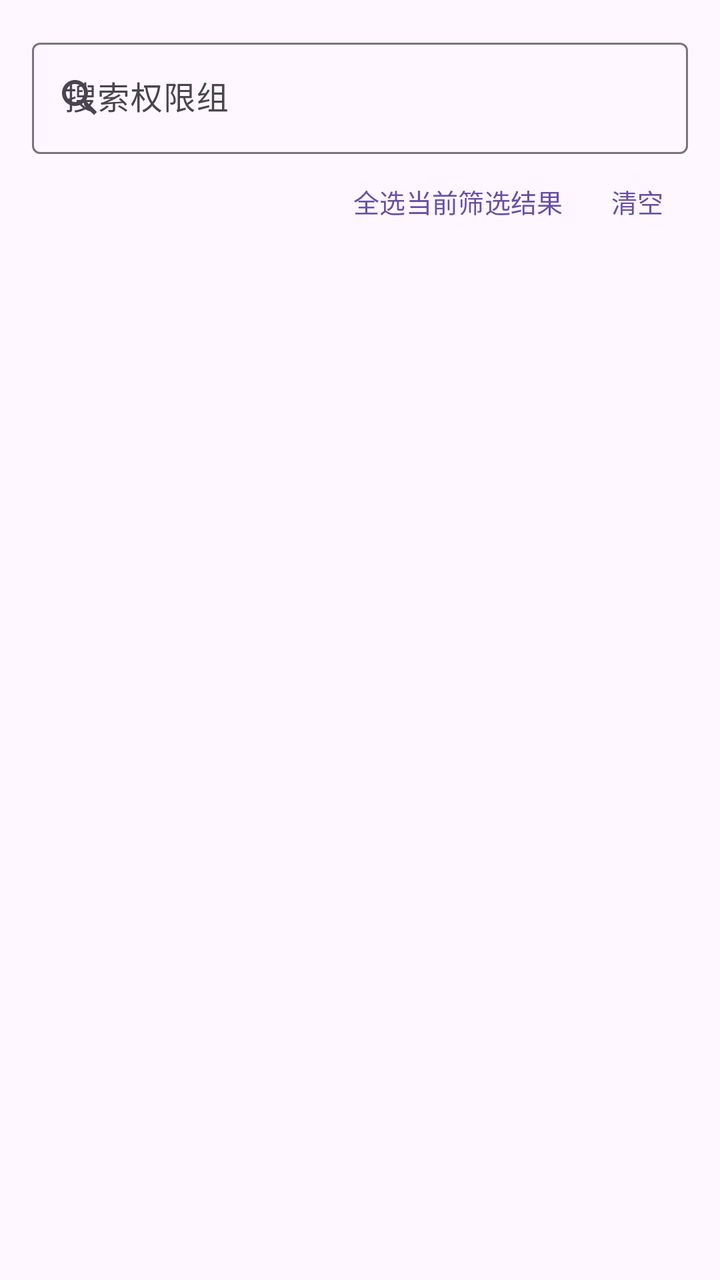
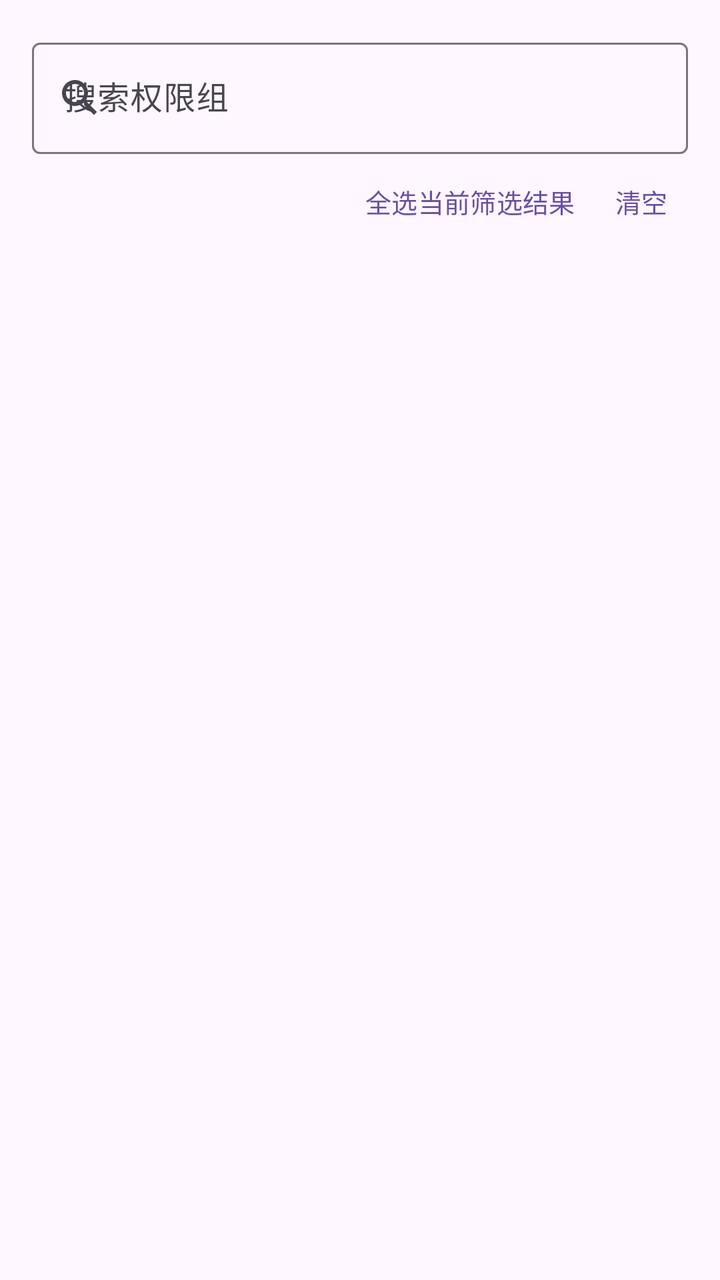

Screens rendered from an Android XML layout before and after an edit, with the pre-edit source and the edit as a unified diff.
<!-- AndroidManifest.xml: application theme AppTheme -->
<!-- res/layout/dialog_permission_groups.xml -->
<?xml version="1.0" encoding="utf-8"?>
<LinearLayout xmlns:android="http://schemas.android.com/apk/res/android"
    xmlns:app="http://schemas.android.com/apk/res-auto"
    android:layout_width="match_parent"
    android:layout_height="wrap_content"
    android:orientation="vertical"
    android:padding="16dp">

    <com.google.android.material.textfield.TextInputLayout
        android:layout_width="match_parent"
        android:layout_height="wrap_content"
        android:hint="搜索权限组"
        style="@style/Widget.Material3.TextInputLayout.OutlinedBox"
        app:startIconDrawable="@drawable/ic_search">

        <com.google.android.material.textfield.TextInputEditText
            android:id="@+id/searchInput"
            android:layout_width="match_parent"
            android:layout_height="wrap_content"
            android:inputType="text"
            android:maxLines="1" />

    </com.google.android.material.textfield.TextInputLayout>

    <LinearLayout
        android:layout_width="match_parent"
        android:layout_height="wrap_content"
        android:orientation="horizontal"
        android:gravity="center_vertical|end"
        android:layout_marginTop="4dp">

        <com.google.android.material.button.MaterialButton
            android:id="@+id/selectAllBtn"
            style="@style/Widget.Material3.Button.TextButton"
            android:layout_width="wrap_content"
            android:layout_height="wrap_content"
            android:text="全选当前筛选结果"
            android:textSize="13sp"
            android:minWidth="0dp"
            android:minHeight="0dp" />

        <com.google.android.material.button.MaterialButton
            android:id="@+id/clearAllBtn"
            style="@style/Widget.Material3.Button.TextButton"
            android:layout_width="wrap_content"
            android:layout_height="wrap_content"
            android:text="清空"
            android:textSize="13sp"
            android:minWidth="0dp"
            android:minHeight="0dp" />

    </LinearLayout>

    <androidx.recyclerview.widget.RecyclerView
        android:id="@+id/permissionGroupsRecyclerView"
        android:layout_width="match_parent"
        android:layout_height="360dp"
        android:layout_marginTop="4dp"
        android:scrollbars="vertical" />

</LinearLayout>
<!-- resources referenced by this layout -->
<resources>
  <!-- drawable ic_search (drawable) -->
  <vector xmlns:android="http://schemas.android.com/apk/res/android"
      android:width="24dp"
      android:height="24dp"
      android:viewportWidth="24"
      android:viewportHeight="24">
      <path
          android:fillColor="?attr/colorControlNormal"
          android:pathData="M15.5,14h-0.79l-0.28,-0.27C15.41,12.59 16,11.11 16,9.5 16,5.91 13.09,3 9.5,3S3,5.91 3,9.5 5.91,16 9.5,16c1.61,0 3.09,-0.59 4.23,-1.57l0.27,0.28v0.79l5,4.99L20.49,19l-4.99,-5zM9.5,14C7.01,14 5,11.99 5,9.5S7.01,5 9.5,5 14,7.01 14,9.5 11.99,14 9.5,14z"/>
  </vector>
  <style name="AppTheme" parent="Base.AppTheme" />
  <style name="Base.AppTheme" parent="Theme.Material3.DayNight.NoActionBar">
      
      
    </style>
</resources>

<!-- the commit's change to res/layout/dialog_permission_groups.xml (unified diff, before → after) -->
@@ -9,7 +9,7 @@
     <com.google.android.material.textfield.TextInputLayout
         android:layout_width="match_parent"
         android:layout_height="wrap_content"
-        android:hint="搜索权限组"
+        android:hint="@string/xml_dialog_permission_groups_hint"
         style="@style/Widget.Material3.TextInputLayout.OutlinedBox"
         app:startIconDrawable="@drawable/ic_search">
 
@@ -34,7 +34,7 @@
             style="@style/Widget.Material3.Button.TextButton"
             android:layout_width="wrap_content"
             android:layout_height="wrap_content"
-            android:text="全选当前筛选结果"
+            android:text="@string/xml_dialog_permission_groups"
             android:textSize="13sp"
             android:minWidth="0dp"
             android:minHeight="0dp" />
@@ -44,7 +44,7 @@
             style="@style/Widget.Material3.Button.TextButton"
             android:layout_width="wrap_content"
             android:layout_height="wrap_content"
-            android:text="清空"
+            android:text="@string/xml_dialog_permission_groups_2"
             android:textSize="13sp"
             android:minWidth="0dp"
             android:minHeight="0dp" />
<!-- resource entries referenced after the edit -->
@@ -10,10 +10,56 @@
           android:fillColor="?attr/colorControlNormal"
           android:pathData="M15.5,14h-0.79l-0.28,-0.27C15.41,12.59 16,11.11 16,9.5 16,5.91 13.09,3 9.5,3S3,5.91 3,9.5 5.91,16 9.5,16c1.61,0 3.09,-0.59 4.23,-1.57l0.27,0.28v0.79l5,4.99L20.49,19l-4.99,-5zM9.5,14C7.01,14 5,11.99 5,9.5S7.01,5 9.5,5 14,7.01 14,9.5 11.99,14 9.5,14z"/>
   </vector>
+  <string name="xml_dialog_permission_groups">全选当前筛选结果</string>
+  <string name="xml_dialog_permission_groups_2">清空</string>
+  <string name="xml_dialog_permission_groups_hint">搜索权限组</string>
   <style name="AppTheme" parent="Base.AppTheme" />
   <style name="Base.AppTheme" parent="Theme.Material3.DayNight.NoActionBar">
       
       
+  
+      
+      <item name="android:textViewStyle">@style/AppTextView</item>
+      <item name="android:buttonStyle">@style/AppButton</item>
+      <item name="materialButtonStyle">@style/AppMaterialButton</item>
+      <item name="chipStyle">@style/AppChip</item>
     </style>
+  <style name="AppTextView" parent="@android:style/Widget.DeviceDefault.TextView">
+      <item name="android:breakStrategy">simple</item>
+      <item name="android:hyphenationFrequency">full</item>
+      <item name="android:ellipsize">end</item>
+      <item name="android:justificationMode">inter_word</item>
+      <item name="android:textIsSelectable">false</item>
+    </style>
+  <style name="AppButton" parent="Widget.Material3.Button">
+      <item name="android:minHeight">@dimen/app_button_min_height</item>
+      <item name="android:minWidth">@dimen/app_button_min_width</item>
+      <item name="android:maxLines">2</item>
+      <item name="android:ellipsize">end</item>
+      <item name="android:paddingStart">@dimen/app_button_padding_h</item>
+      <item name="android:paddingEnd">@dimen/app_button_padding_h</item>
+      <item name="android:breakStrategy">simple</item>
+      <item name="android:hyphenationFrequency">full</item>
+      <item name="android:textSize">@dimen/app_button_text_size</item>
+    </style>
+  <style name="AppMaterialButton" parent="Widget.Material3.Button">
+      <item name="android:minHeight">@dimen/app_button_min_height</item>
+      <item name="android:minWidth">@dimen/app_button_min_width</item>
+      <item name="android:maxLines">2</item>
+      <item name="android:ellipsize">end</item>
+      <item name="android:paddingStart">@dimen/app_button_padding_h</item>
+      <item name="android:paddingEnd">@dimen/app_button_padding_h</item>
+      <item name="android:breakStrategy">simple</item>
+      <item name="android:hyphenationFrequency">full</item>
+      <item name="android:textAllCaps">false</item>
+      <item name="android:textSize">@dimen/app_button_text_size</item>
+    </style>
+  <style name="AppChip" parent="Widget.Material3.Chip.Assist">
+      <item name="android:textIsSelectable">false</item>
+    </style>
+  <dimen name="app_button_min_height">48dp</dimen>
+  <dimen name="app_button_min_width">112dp</dimen>
+  <dimen name="app_button_padding_h">10dp</dimen>
+  <dimen name="app_button_text_size">13sp</dimen>
 </resources>
 
